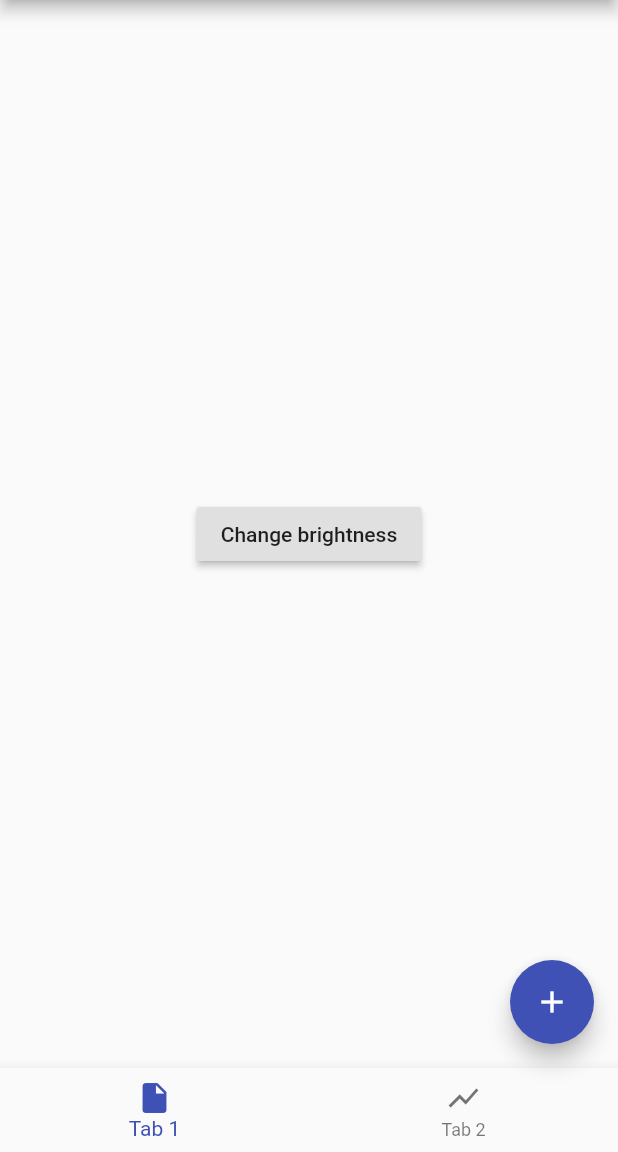
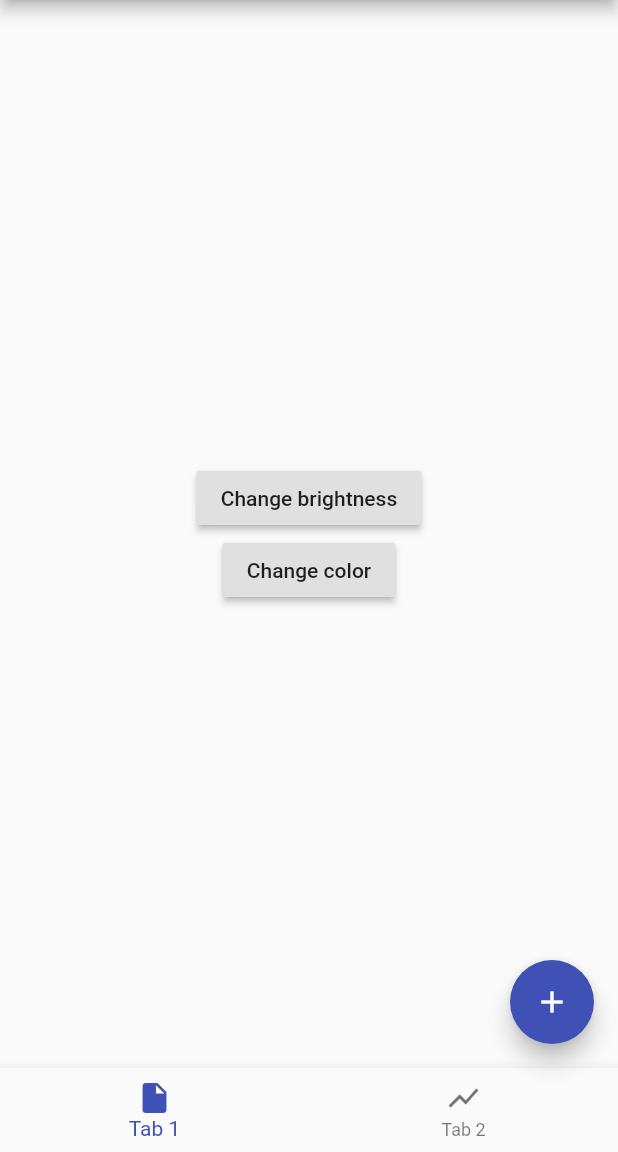
Before and after one commit to Norbert515/dynamic_theme, a Flutter app: the screen it shows after launch, on a phone screen of 412 x 824 dp, the part 84-1236 px from its top. Run offline on Flutter 3.47's test engine with Material 2 defaults, Android fonts, the phone set to English and light mode, and no system bars; our stand-ins replace shared_preferences.

Commit message:
change color example

```diff
--- a/example/lib/main.dart
+++ b/example/lib/main.dart
@@ -42,7 +42,13 @@ class _MyHomePageState extends State<MyHomePage> {
         title: new Text("Easy Theme"),
       ),
       body: new Center(
-        child: new RaisedButton(onPressed: changeBrightness, child: new Text("Change brightness"),),
+        child: new Column(
+          mainAxisAlignment: MainAxisAlignment.center,
+          children: <Widget>[
+            new RaisedButton(onPressed: changeBrightness, child: new Text("Change brightness"),),
+            new RaisedButton(onPressed: changeColor, child: new Text("Change color"),),
+          ],
+        ),
       ),
       floatingActionButton: new FloatingActionButton(
         onPressed: showChooser,
@@ -78,4 +84,10 @@ class _MyHomePageState extends State<MyHomePage> {
   void changeBrightness() {
     DynamicTheme.of(context).setBrightness(Theme.of(context).brightness == Brightness.dark? Brightness.light: Brightness.dark);
   }
+
+  void changeColor() {
+    DynamicTheme.of(context).setThemeData(new ThemeData(
+        primaryColor: Theme.of(context).primaryColor == Colors.indigo? Colors.red: Colors.indigo
+    ));
+  }
 }
```
